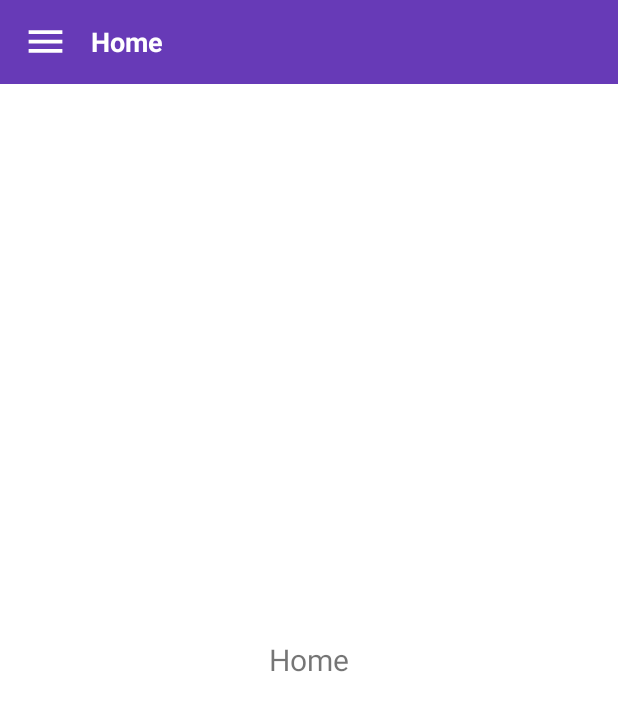
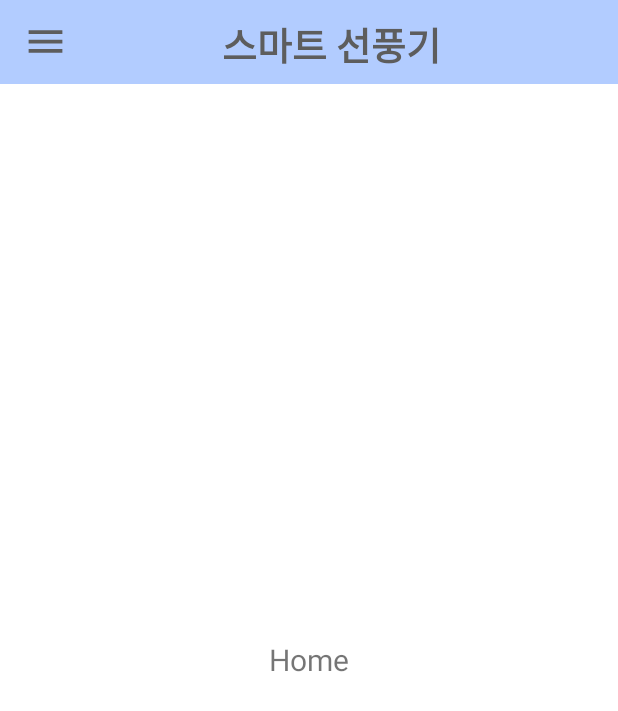
Before and after one commit to psh0121/smart-fan, an Android app: the screen it shows after launch (MainActivity), on a phone screen of 412 x 824 dp. Shown: the top 711 px of the screen. Run offline under Robolectric (Android 15) with nearby library versions, the phone set to English and light mode, and no system bars; our stand-ins replace navigation-ui.

Commit message:
툴바의 이름이 변경되지 않도록 설정후 어플의 대체적인 색감 디자인 설정

```diff
--- a/SmartFan/app/src/main/java/com/example/smartfan/MainActivity.java
+++ b/SmartFan/app/src/main/java/com/example/smartfan/MainActivity.java
@@ -38,14 +38,5 @@ public class MainActivity extends AppCompatActivity {
         NavController navController = Navigation.findNavController(this, R.id.navHostFragment);
         NavigationUI.setupWithNavController(navigationView, navController);
 
-        final TextView textTitle = findViewById(R.id.textTitle);
-
-        navController.addOnDestinationChangedListener(new NavController.OnDestinationChangedListener() {
-            @Override
-            public void onDestinationChanged(@NonNull NavController controller, @NonNull NavDestination destination, @Nullable Bundle arguments) {
-                textTitle.setText(destination.getLabel());
-            }
-        });
-
     }
 }
--- a/SmartFan/app/src/main/res/layout/activity_main.xml
+++ b/SmartFan/app/src/main/res/layout/activity_main.xml
@@ -12,10 +12,10 @@
         android:layout_height="match_parent">
 
         <LinearLayout
-            android:id="@+id/layoutToolBar"
             android:layout_width="match_parent"
             android:layout_height="?actionBarSize"
             android:background="@color/colorPrimary"
+            android:id="@+id/layout_toolbar"
             android:gravity="center_vertical"
             android:orientation="horizontal"
             android:paddingStart="15dp"
@@ -28,31 +28,32 @@
                 android:layout_height="30dp"
                 android:contentDescription="@string/app_name"
                 android:src="@drawable/ic_menu"
-                android:tint="@color/colorWhite"/>
+                android:tint="@color/colorGray"/>
 
             <TextView
                 android:id="@+id/textTitle"
                 android:layout_width="match_parent"
                 android:layout_height="wrap_content"
-                android:layout_marginLeft="15dp"
-                android:text="@string/app_name"
-                android:textColor="@color/colorWhite"
-                android:textSize="18sp"
-                android:textStyle="bold" />
+                android:text="스마트 선풍기"
+                android:textColor="@color/colorGray"
+                android:textSize="25sp"
+                android:textStyle="bold"
+                android:paddingTop="3dp"
+                android:fontFamily="@font/hanfont_r"
+                android:gravity="center_horizontal" />
+
 
         </LinearLayout>
 
         <fragment
             android:layout_width="match_parent"
             android:layout_height="0dp"
-            app:layout_constraintTop_toBottomOf="@id/layoutToolBar"
+            app:layout_constraintTop_toBottomOf="@id/layout_toolbar"
             app:layout_constraintBottom_toBottomOf="parent"
             android:id="@+id/navHostFragment"
             android:name="androidx.navigation.fragment.NavHostFragment"
             app:defaultNavHost="true"
-            app:navGraph="@navigation/main"
-            />
-
+            app:navGraph="@navigation/main"/>
 
     </androidx.constraintlayout.widget.ConstraintLayout>
 
--- a/SmartFan/app/src/main/res/layout/layout_navigation_header.xml
+++ b/SmartFan/app/src/main/res/layout/layout_navigation_header.xml
@@ -35,6 +35,7 @@
         android:textColor="@color/colorPrimaryText"
         android:textSize="28sp"
         android:textStyle="bold"
+        android:fontFamily="@font/hanfont_r"
         app:layout_constraintBottom_toTopOf="@id/viewSupporter"
         app:layout_constraintStart_toEndOf="@id/fan"
         app:layout_constraintTop_toTopOf="parent" />
@@ -42,12 +43,13 @@
     <TextView
         android:layout_width="0dp"
         android:layout_height="wrap_content"
-        android:layout_marginLeft="10dp"
+        android:layout_marginLeft="12dp"
         android:layout_marginTop="16dp"
         android:text="똑똑한 선풍기 Smart Fan"
         android:textColor="@color/colorPrimaryText"
         android:textSize="12sp"
         android:textStyle="bold"
+        android:fontFamily="@font/hanfont_r"
         app:layout_constraintStart_toEndOf="@id/fan"
         app:layout_constraintTop_toBottomOf="@id/viewSupporter" />
 
--- a/SmartFan/app/src/main/res/values/colors.xml
+++ b/SmartFan/app/src/main/res/values/colors.xml
@@ -1,10 +1,11 @@
 <?xml version="1.0" encoding="utf-8"?>
 <resources>
-    <color name="colorPrimary">#673AB7</color>
+    <color name="colorPrimary">#B2CCFF</color>
     <color name="colorPrimaryDark">#623DA8</color>
     <color name="colorAccent">#FF5252</color>
     <color name="colorPrimaryText">#212121</color>
     <color name="colorWhite">#FFFFFF</color>
     <color name="colorGreen">#32CD32</color>
     <color name="colorBlack">#000</color>
+    <color name="colorGray">#5D5D5D</color>
 </resources>
--- a/SmartFan/build.gradle
+++ b/SmartFan/build.gradle
@@ -5,7 +5,7 @@ buildscript {
         jcenter()
     }
     dependencies {
-        classpath "com.android.tools.build:gradle:4.0.0"
+        classpath 'com.android.tools.build:gradle:4.0.1'
 
         // NOTE: Do not place your application dependencies here; they belong
         // in the individual module build.gradle files
```
Also changed, not shown: SmartFan/app/gradle/wrapper/gradle-wrapper.properties (added), 6 other files.
